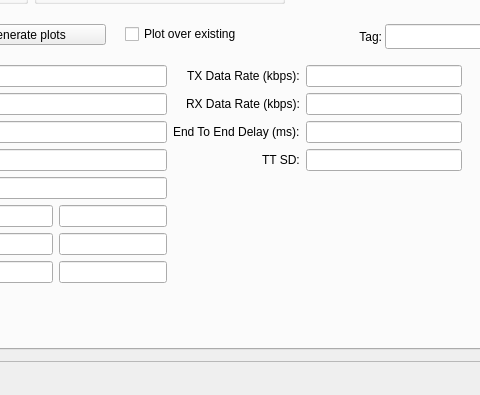
dcentelles/comms_log_parser, file src/gui/mainwindow.ui: the form before one commit; both pictures show x 290 to 770 and y 390 to 785 of the 900 by 785 pixel window.
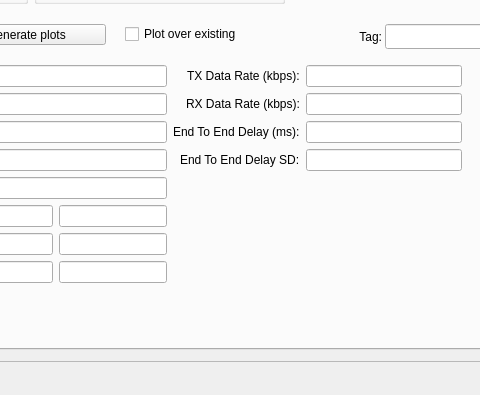
The form after the commit. The open tabs and pages were chosen to show the change.

```diff
--- a/src/gui/mainwindow.ui
+++ b/src/gui/mainwindow.ui
@@ -975,7 +975,7 @@
                <item row="3" column="0">
                 <widget class="QLabel" name="label_2">
                  <property name="text">
-                  <string>TT SD:</string>
+                  <string>End To End Delay SD:</string>
                  </property>
                 </widget>
                </item>
```
